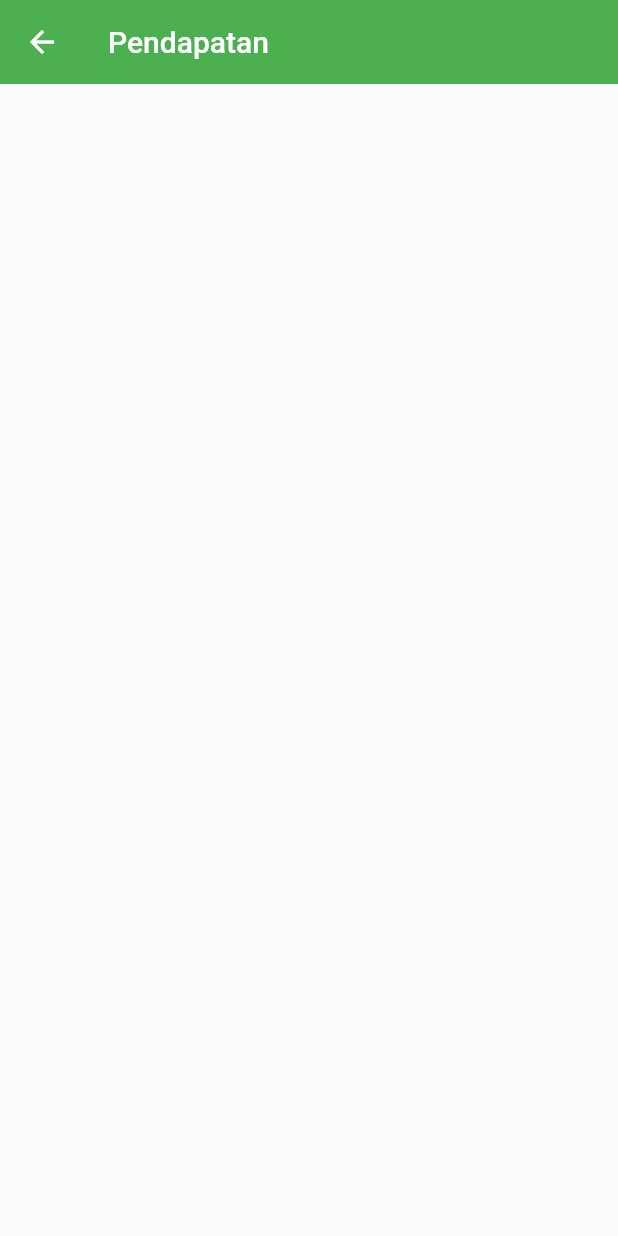
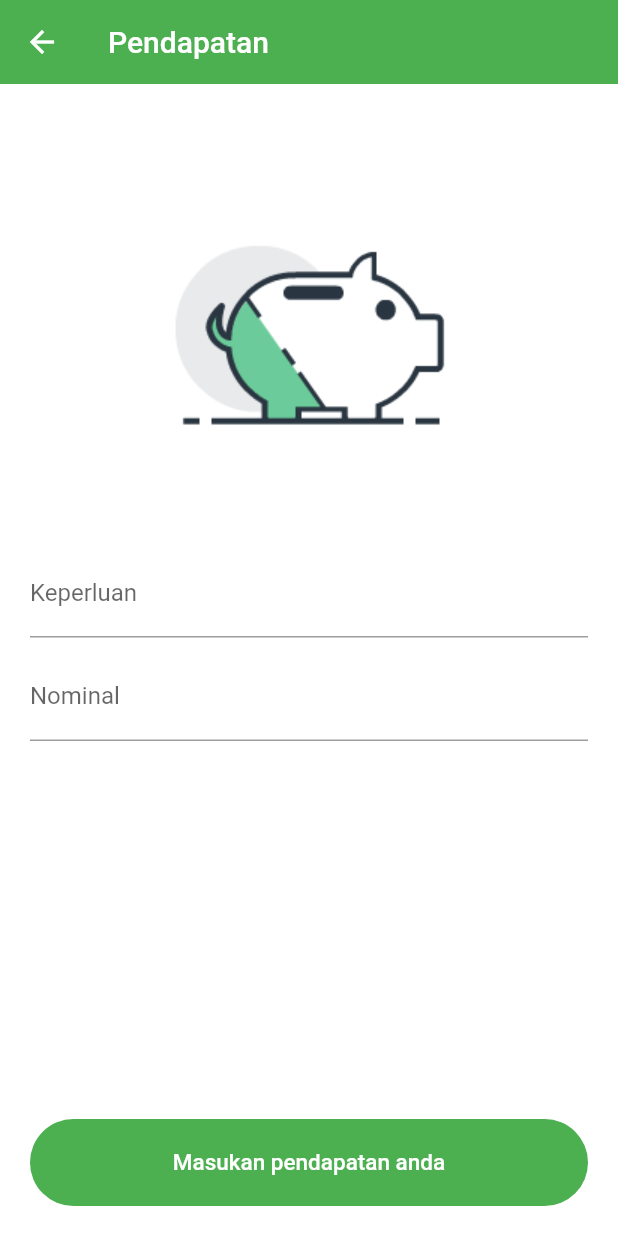
Before and after one commit to yaqie/keuangan, a Flutter app: the Pendapatan screen opened directly, on a phone screen of 412 x 824 dp. Run offline on Flutter 3.47's test engine with Material 2 defaults, Android fonts, the phone set to English and light mode, and no system bars; our stand-ins replace flutter_speed_dial, shared_preferences, toast; missing offline and left inert: indonesia; accounts and stored records are empty; network calls fail.

Commit message:
gif tampilan income & spending

```diff
--- a/lib/pages/login.dart
+++ b/lib/pages/login.dart
@@ -46,8 +46,8 @@ class _LoginState extends State<Login> with SingleTickerProviderStateMixin {
   @override
   Widget build(BuildContext context) {
     return Scaffold(
-      // backgroundColor: Color(0xFF1F3379),
-      backgroundColor: Color(0xFF010F3F),
+      // backgroundColor: Color(0xFF010F3F),
+      backgroundColor: Color(0xFF1F3379),
       body: ListView(
         children: <Widget>[
           Padding(
--- a/lib/pages/maindrawer.dart
+++ b/lib/pages/maindrawer.dart
@@ -18,8 +18,8 @@ class MainDrawer extends StatelessWidget {
           Container(
             width: double.infinity,
             padding: EdgeInsets.all(20),
-            color: Color(0xFF010F3F),
-            // color: Color(0xFF1F3379),
+            // color: Color(0xFF010F3F),
+            color: Color(0xFF1F3379),
             child: Center(
               child: Column(
                 children: <Widget>[
--- a/lib/pages/pendapatan.dart
+++ b/lib/pages/pendapatan.dart
@@ -9,6 +9,7 @@ class _PendapatanState extends State<Pendapatan> {
   @override
   Widget build(BuildContext context) {
     return Scaffold(
+      backgroundColor: Colors.white,
       appBar: AppBar(
         title: Text('Pendapatan'),
         backgroundColor: Colors.green,
@@ -18,6 +19,52 @@ class _PendapatanState extends State<Pendapatan> {
           color: Colors.white,
         )
       ),
+      body: ListView(
+        children: <Widget>[
+          Column(children: <Widget>[
+            Image(image: AssetImage('images/pemasukan.gif')),
+            Padding(
+              padding: const EdgeInsets.only(top:10.0,left: 20,right: 20),
+              child: TextField(decoration: InputDecoration(labelText: 'Keperluan')),
+            ),
+            Padding(
+              padding: const EdgeInsets.only(top:10.0,left: 20,right: 20),
+              child: TextField(decoration: InputDecoration(labelText: 'Nominal')),
+            ),
+          ],),
+        ],
+      ),
+      bottomNavigationBar: Container(
+        color: Color(0xFFFFFFFF),
+        child: Padding(
+          padding: const EdgeInsets.all(20.0),
+          child: SizedBox(
+            width: double.infinity,
+            child: FlatButton(
+              color: Colors.green,
+              textColor: Color(0xFFFFFFFF),
+              disabledColor: Colors.grey,
+              disabledTextColor: Colors.black,
+              padding: EdgeInsets.all(20.0),
+              splashColor: Colors.blueAccent,
+              shape: RoundedRectangleBorder(
+                borderRadius: new BorderRadius.circular(50.0),
+                // side: BorderSide(color: Colors.red)
+              ),
+              onPressed: (){
+                // Navigator.push(
+                //   context,
+                //   MaterialPageRoute(builder: (context) => LoginInput()),
+                // );
+              },
+              child: Text(
+                "Masukan pendapatan anda",
+                style: TextStyle(fontSize: 15.0),
+              ),
+            ),
+          ),
+        ),
+      ),
     );
   }
 }
--- a/pubspec.yaml
+++ b/pubspec.yaml
@@ -25,7 +25,7 @@ dependencies:
   cupertino_icons: ^0.1.2
   indonesia: ^1.0.1
   http: any
-  shared_preferences: any
+  shared_preferences: ^0.5.6+3
   toast:
   flutter_speed_dial: ^1.2.1
   # majascan: ^0.3.5
```
Also changed, not shown: lib/pages/dashboard.dart (+10 -10 lines), lib/pages/logininput.dart (+27 -9 lines), lib/pages/pengeluaran.dart (+57 -2 lines), images/outcome.gif (added), images/pemasukan.gif (added), pubspec.lock, 1 other file.
